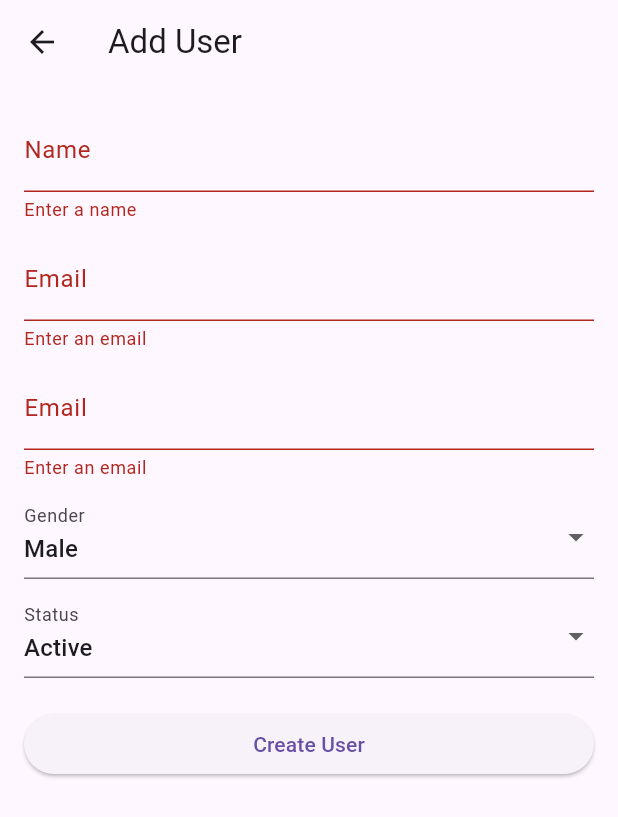
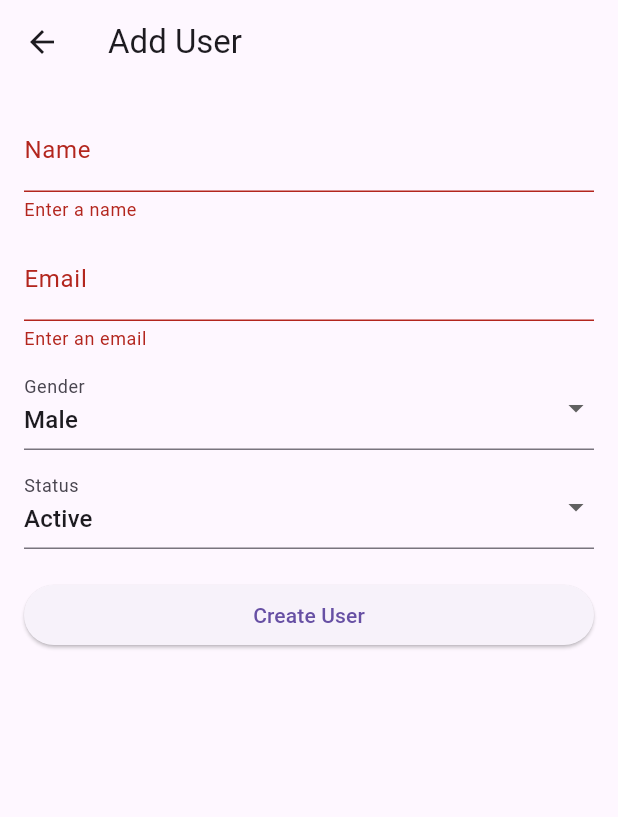
Before and after one commit to ghadafawzy/user_profile_management, a Flutter app: the UserFormPage screen opened directly, after a tap on "Create User", on a phone screen of 412 x 824 dp. Shown: the top 817 px of the screen. Run offline on Flutter 3.47's test engine with Material 3 defaults, Android fonts, the phone set to English and light mode, and no system bars; our stand-ins replace dio, shared_preferences; accounts and stored records are empty; network calls fail.

Commit message:
Refactor: Remove duplicate email field
Removed the duplicated email text form field from the
user form page.  The functionality was already covered
by another field.

```diff
--- a/lib/views/user_form_page.dart
+++ b/lib/views/user_form_page.dart
@@ -109,20 +109,6 @@ class _UserFormPageState extends State<UserFormPage> {
                 onSaved: (value) => email = value!,
               ),
               const SizedBox(height: 10),
-              _buildTextFormField(
-                labelText: 'Email',
-                initialValue: email,
-                keyboardType: TextInputType.emailAddress,
-                validator: (value) {
-                  if (value == null || value.isEmpty) return 'Enter an email';
-                  if (!RegExp(r'^[^@]+@[^@]+\.[^@]+').hasMatch(value)) {
-                    return 'Enter a valid email';
-                  }
-                  return null;
-                },
-                onSaved: (value) => email = value!,
-              ),
-              const SizedBox(height: 10),
               _buildDropdownButtonFormField(
                 labelText: 'Gender',
                 value: gender,
```
